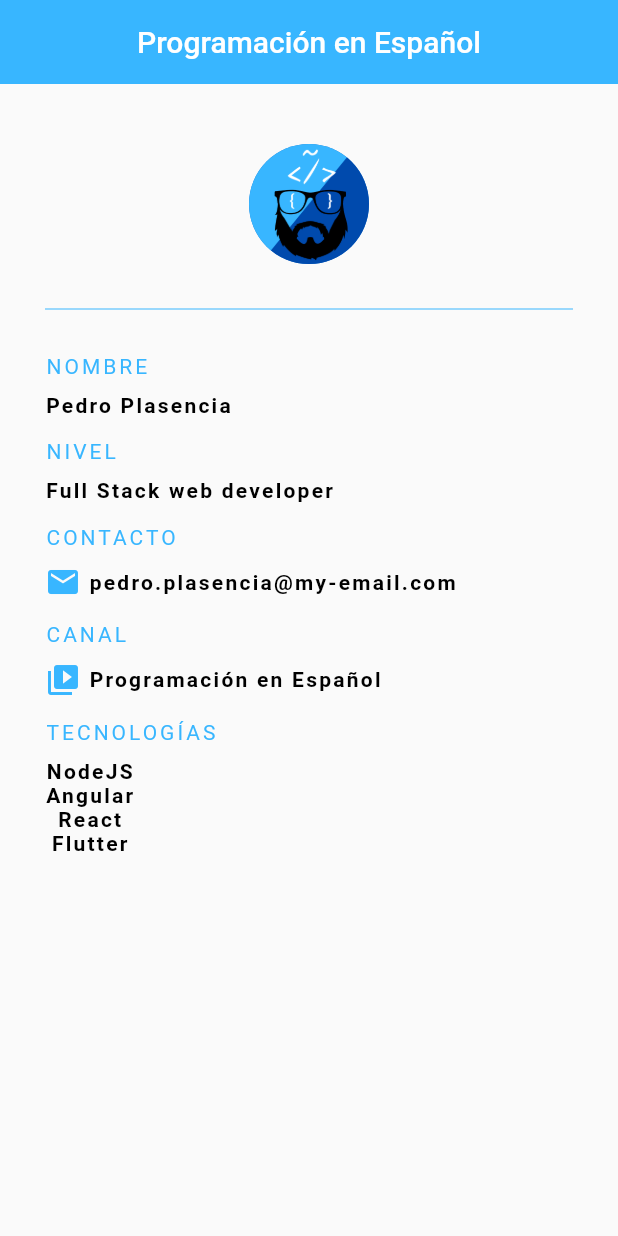
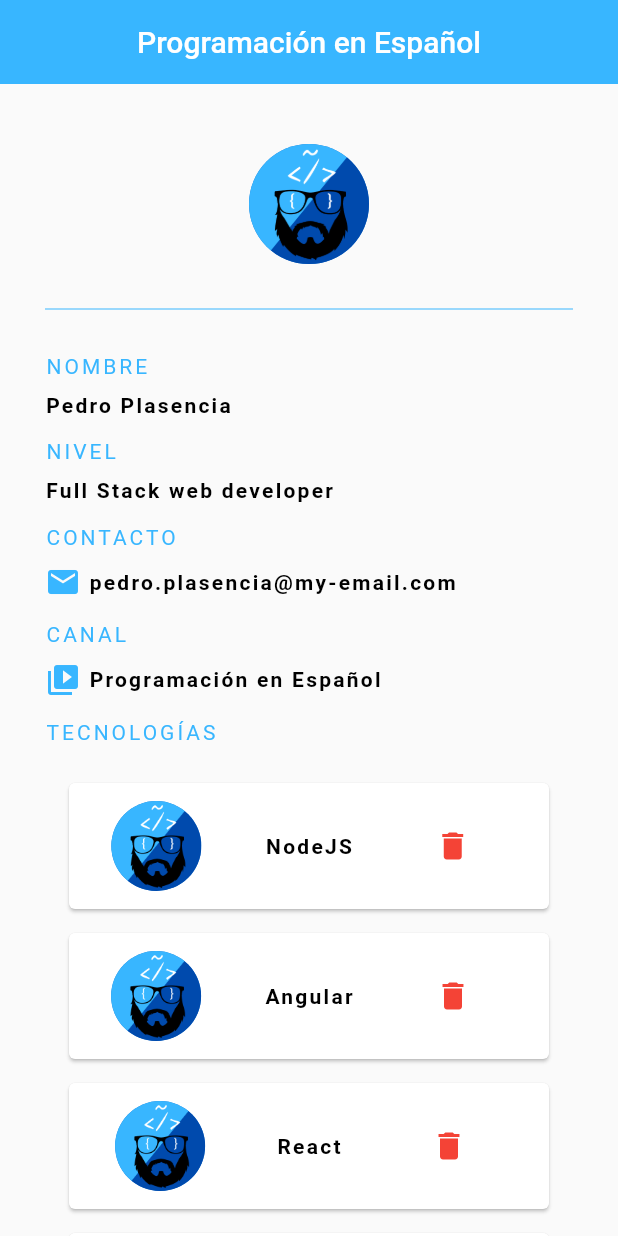
Before and after one commit to pedrovelasquez9/flutter-basic-app, a Flutter app: the screen it shows after launch, on a phone screen of 412 x 824 dp. Run offline on Flutter 3.47's test engine with Material 2 defaults, Android fonts, the phone set to English and light mode, and no system bars.

Commit message:
feat: delete btn

```diff
--- a/lib/layout/CustomScaffold.dart
+++ b/lib/layout/CustomScaffold.dart
@@ -11,6 +11,8 @@ class CustomScaffold extends StatelessWidget {
           backgroundColor: Color.fromRGBO(56, 182, 255, 1.0),
           elevation: 0.0,
         ),
-        body: Home());
+        body: SingleChildScrollView(
+          child: Home(),
+        ));
   }
 }
--- /dev/null
+++ b/lib/widgets/CustomCard.dart
@@ -0,0 +1,29 @@
+import 'package:flutter/material.dart';
+import 'package:programacion_esp/models/Tools.dart';
+import 'package:programacion_esp/widgets/CustomAvatar.dart';
+import 'package:programacion_esp/widgets/CustomDeleteBtn.dart';
+import 'package:programacion_esp/widgets/CustomText.dart';
+
+class CustomCard extends StatelessWidget {
+  final Tools tool;
+  final Function delete;
+  CustomCard({this.tool, this.delete});
+  @override
+  Widget build(BuildContext context) {
+    return Card(
+      margin: EdgeInsets.fromLTRB(16.0, 16.0, 16.0, 0.0),
+      child: Padding(
+        padding: const EdgeInsets.all(12.0),
+        child: Column(
+          crossAxisAlignment: CrossAxisAlignment.stretch,
+          children: [
+            Row(
+              mainAxisAlignment: MainAxisAlignment.spaceEvenly,
+              children: [CustomAvatar(30.0, "assets/Logo.png"), SizedBox(width: 10.0), CustomText(tool.name), SizedBox(width: 10.0), CustomDeleteBtn(delete)],
+            ),
+          ],
+        ),
+      ),
+    );
+  }
+}
--- /dev/null
+++ b/lib/widgets/CustomDeleteBtn.dart
@@ -0,0 +1,29 @@
+import 'package:flutter/material.dart';
+
+class CustomDeleteBtn extends StatelessWidget {
+  final Function erase;
+  CustomDeleteBtn(this.erase);
+
+  @override
+  Widget build(BuildContext context) {
+    return Row(
+      mainAxisAlignment: MainAxisAlignment.center,
+      children: [
+        FlatButton.icon(
+          onPressed: () {
+            erase();
+          },
+          minWidth: 10.0,
+          label: Text(
+            "",
+            textAlign: TextAlign.center,
+          ),
+          icon: Icon(
+            Icons.delete,
+            color: Colors.red,
+          ),
+        ),
+      ],
+    );
+  }
+}
--- a/lib/widgets/ToolsList.dart
+++ b/lib/widgets/ToolsList.dart
@@ -1,4 +1,5 @@
 import 'package:flutter/material.dart';
+import 'package:programacion_esp/widgets/CustomCard.dart';
 import 'package:programacion_esp/widgets/CustomText.dart';
 import 'package:programacion_esp/models/Tools.dart';
 
@@ -9,11 +10,18 @@ class ToolsList extends StatefulWidget {
 
 class _ToolsListState extends State<ToolsList> {
   List<Tools> tools = [Tools(name: 'NodeJS'), Tools(name: 'Angular'), Tools(name: 'React'), Tools(name: 'Flutter')];
+
   @override
   Widget build(BuildContext context) {
     return Column(
       children: tools.map((item) {
-        return CustomText('${item.name}');
+        return CustomCard(
+            tool: item,
+            delete: () {
+              setState(() {
+                tools.remove(item);
+              });
+            });
       }).toList(),
     );
   }
```
